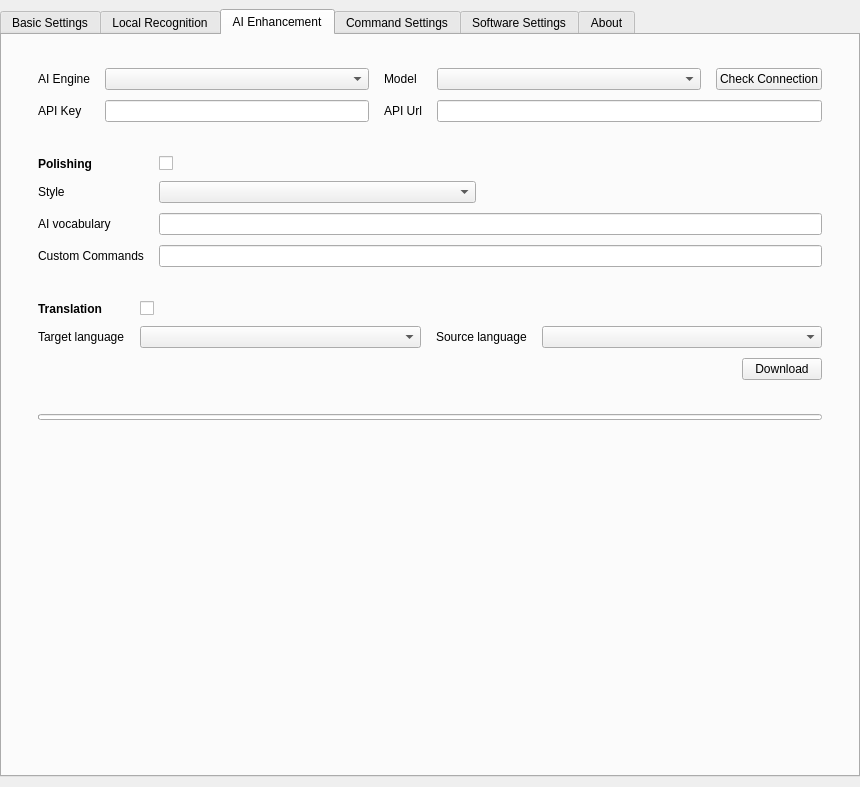
This is src/app/MainWin.ui in Zeuear/IME_Audio as Qt 5 draws it before an edit. The edited form follows.
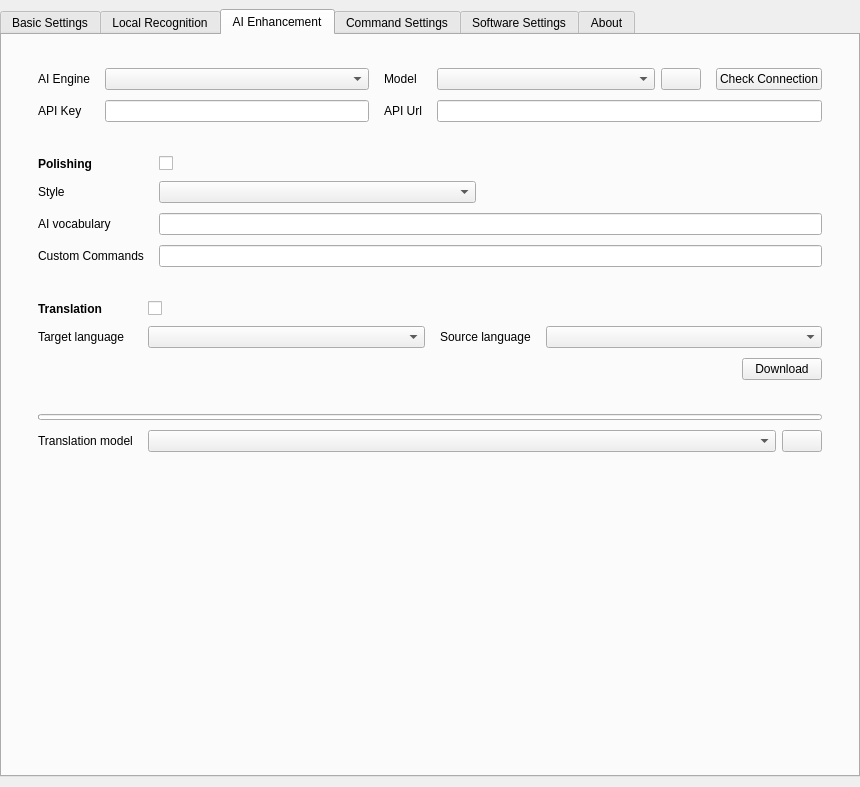
This is the edited form. The open tabs and pages were chosen to show the change. Icons and pictures are not drawn. Custom widgets are drawn as their Qt base class.

Commit message: feat(translate): Ollama 润色翻译、实时转录先显原文后补译文、悬浮窗隐藏拖动按钮、配置按引擎分存

The edit to the form file:
```diff
--- a/src/app/MainWin.ui
+++ b/src/app/MainWin.ui
@@ -865,7 +865,31 @@
                 </widget>
                </item>
                <item row="0" column="3">
-                <widget class="QComboBox" name="ai_model_comb"/>
+                <widget class="QWidget" name="ai_model_row">
+                 <layout class="QHBoxLayout" name="ai_model_row_layout" stretch="1,0">
+                  <property name="spacing">
+                   <number>6</number>
+                  </property>
+                  <property name="leftMargin">
+                   <number>0</number>
+                  </property>
+                  <property name="topMargin">
+                   <number>0</number>
+                  </property>
+                  <property name="rightMargin">
+                   <number>0</number>
+                  </property>
+                  <property name="bottomMargin">
+                   <number>0</number>
+                  </property>
+                  <item>
+                   <widget class="QComboBox" name="ai_model_comb"/>
+                  </item>
+                  <item>
+                   <widget class="OllamaModelButton" name="ollama_model_btn"/>
+                  </item>
+                 </layout>
+                </widget>
                </item>
                <item row="1" column="0">
                 <widget class="QLabel" name="label_13">
@@ -1085,6 +1109,26 @@
                  </property>
                 </widget>
                </item>
+               <item row="5" column="0">
+                <widget class="QLabel" name="translate_model_label">
+                 <property name="text">
+                  <string>Translation model</string>
+                 </property>
+                </widget>
+               </item>
+               <item row="5" column="1" colspan="3">
+                <layout class="QHBoxLayout" name="translate_model_row" stretch="1,0">
+                 <property name="spacing">
+                  <number>6</number>
+                 </property>
+                 <item>
+                  <widget class="QComboBox" name="translate_model_comb"/>
+                 </item>
+                 <item>
+                  <widget class="OllamaModelButton" name="ollama_translate_btn"/>
+                 </item>
+                </layout>
+               </item>
               </layout>
              </widget>
             </item>
@@ -1287,6 +1331,11 @@
    <header>ui/controls/FirewallCard.h</header>
    <container>1</container>
   </customwidget>
+  <customwidget>
+   <class>OllamaModelButton</class>
+   <extends>QPushButton</extends>
+   <header>ui/controls/OllamaModelButton.h</header>
+  </customwidget>
   <customwidget>
    <class>AnimatedCheckBox</class>
    <extends>QCheckBox</extends>
```
The commit also changes 56 other files.
